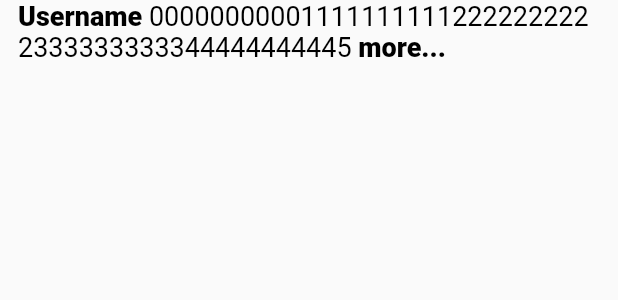
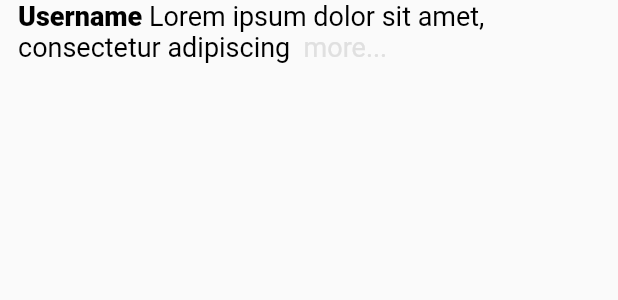
Before and after one commit to Dan-Sutton/spotlas_code_challenge, a Flutter app: the PostText widget shown alone on an empty page, opened directly, on a phone screen of 412 x 824 dp. Shown: the top 300 px of the screen. Run offline on Flutter 3.47's test engine with Material 2 defaults, Android fonts, the phone set to English and light mode, and no system bars; network calls fail.

Commit message:
post test and styling

```diff
--- a/lib/components/post.dart
+++ b/lib/components/post.dart
@@ -15,7 +15,6 @@ class _PostState extends State<Post> {
   @override
   Widget build(BuildContext context) {
     return Container(
-      height: 1000,
       width: 500,
       color: Colors.grey,
       child: Column(
--- a/lib/components/post_text.dart
+++ b/lib/components/post_text.dart
@@ -11,17 +11,24 @@ class PostText extends StatefulWidget {
 class _PostTextState extends State<PostText> {
   bool expanded = false;
   String text =
-      '000000000011111111112222222222333333333344444444445555555555666666';
+      'Lorem ipsum dolor sit amet, consectetur adipiscing elit, sed do eiusmod tempor incididunt ut labore et dolore magna aliqua. Varius duis at consectetur lorem donec massa sapien faucibus et. Id semper risus in hendrerit gravida rutrum quisque. Nulla facilisi morbi tempus iaculis urna id volutpat. Lacus luctus accumsan tortor posuere ac ut consequat. Interdum velit euismod in pellentesque. Viverra vitae congue eu consequat ac felis donec. Vestibulum rhoncus est pellentesque elit ullamcorper dignissim. Suspendisse in est ante in nibh mauris. Proin sed libero enim sed faucibus turpis in eu.';
   late String finalText;
   late String showMoreText;
 
   @override
   Widget build(BuildContext context) {
     if (!expanded) {
-      setState(() {
-        finalText = text.substring(0, 51);
-        showMoreText = ' more...';
-      });
+      if (text.length < 51) {
+        setState(() {
+          finalText = text;
+          showMoreText = '';
+        });
+      } else {
+        setState(() {
+          finalText = text.substring(0, 51);
+          showMoreText = ' more...';
+        });
+      }
     } else {
       setState(() {
         finalText = text;
@@ -35,6 +42,7 @@ class _PostTextState extends State<PostText> {
         children: [
           Expanded(
             child: RichText(
+              maxLines: null,
               text: TextSpan(
                 style: TextStyle(fontSize: 18, color: Colors.black),
                 children: [
@@ -47,11 +55,10 @@ class _PostTextState extends State<PostText> {
                         ..onTap = () {
                           setState(() {
                             expanded = !expanded;
-                            print(expanded);
                           });
                         },
                       text: showMoreText,
-                      style: TextStyle(fontWeight: FontWeight.w800)),
+                      style: TextStyle(color: Colors.grey[300])),
                 ],
               ),
             ),
```
